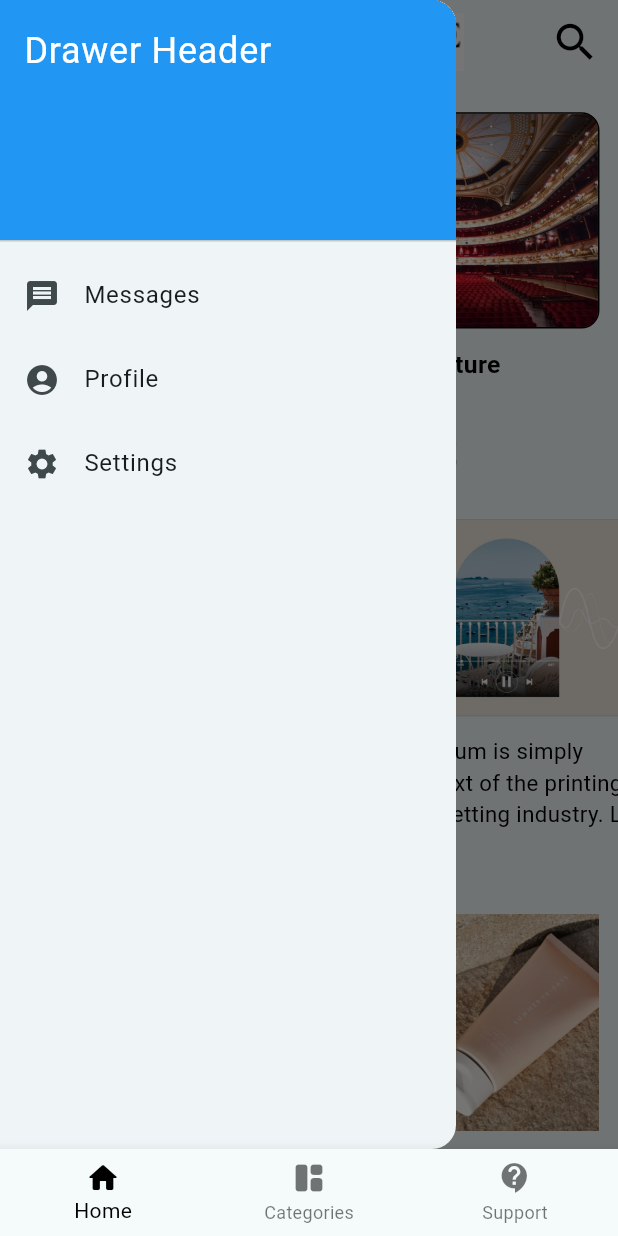
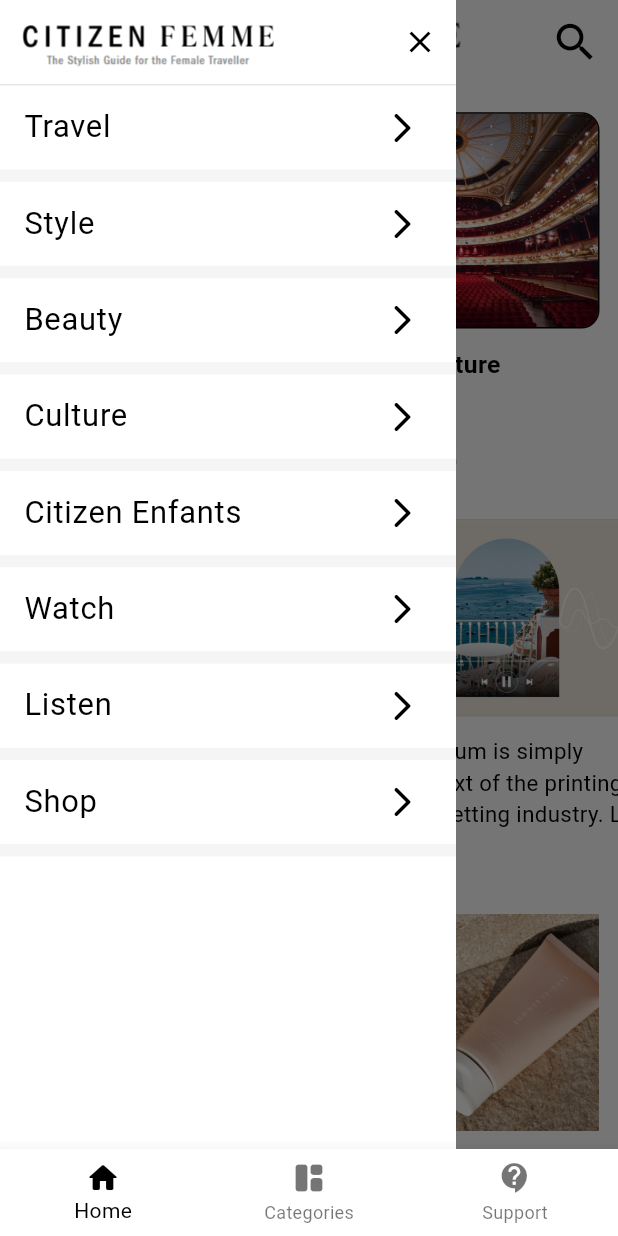
Before and after one commit to Ajy74/infozzle-task, a Flutter app: the screen it shows after launch, scrolled down 207 dp, after a tap on the "menu" icon, on a phone screen of 412 x 824 dp. Run offline on Flutter 3.47's test engine with Material 3 defaults, Android fonts, the phone set to English and light mode, and no system bars; our stand-ins replace go_router, google_fonts; Roboto replaces fonts that are missing (Domine).

Commit message:
bug resolved

```diff
--- a/lib/configs/components/drawer_widget.dart
+++ b/lib/configs/components/drawer_widget.dart
@@ -1,49 +1,91 @@
 import 'package:flutter/material.dart';
+import 'package:go_router/go_router.dart';
+import 'package:infozzle_task/configs/color/color.dart';
+
 
 class DrawerWidget extends StatelessWidget {
   const DrawerWidget({super.key});
 
   @override
   Widget build(BuildContext context) {
+    final double size = MediaQuery.of(context).size.width;
+    final double statusBarHeight = MediaQuery.of(context).padding.top;
+    const double appBarHeight = kToolbarHeight;
+
     return Drawer(
+      shape: const RoundedRectangleBorder(),
+      backgroundColor: AppColor.whiteColor,
+      surfaceTintColor: AppColor.whiteColor,
       child: ListView(
         padding: EdgeInsets.zero,
         children: <Widget>[
-            DrawerHeader(
-              decoration: BoxDecoration(
-                color: Colors.blue,
+
+          //~ top section
+          Container(
+            padding: EdgeInsets.only(top: statusBarHeight),
+            height: statusBarHeight + appBarHeight,
+            decoration: const BoxDecoration(
+              color: AppColor.whiteColor,
             ),
-              child: Text(
-                'Drawer Header',
-                style: TextStyle(
-                  color: Colors.white,
-                  fontSize: 24,
+            child: Row(
+              mainAxisAlignment: MainAxisAlignment.spaceBetween,
+              children: [
+                Padding(
+                  padding: const EdgeInsets.all(8.0),
+                  child: Image.asset(
+                    "assets/icons/logo.png",
+                    height: appBarHeight * 0.6,
                   ),
                 ),
-            ),
-            ListTile(
-              leading: Icon(Icons.message),
-              title: Text('Messages'),
-              onTap: () {
-                // Handle tap
-              },
-            ),
-            ListTile(
-              leading: Icon(Icons.account_circle),
-              title: Text('Profile'),
-              onTap: () {
-                // Handle tap
-              },
-            ),
-            ListTile(
-              leading: Icon(Icons.settings),
-              title: Text('Settings'),
-              onTap: () {
-                // Handle tap
+                IconButton(
+                  icon: const Icon(Icons.close, color: AppColor.blackColor),
+                  onPressed: () {
+                    context.pop();
                   },
                 ),
               ],
             ),
+          ),
+          Container(
+            height: 1,
+            color: AppColor.blackColor.withOpacity(.1),
+          ),
+
+          drawerListContainer("Travel",size),
+          drawerListContainer("Style",size),
+          drawerListContainer("Beauty",size),
+          drawerListContainer("Culture",size),
+          drawerListContainer("Citizen Enfants",size),
+          drawerListContainer("Watch",size),
+          drawerListContainer("Listen",size),
+          drawerListContainer("Shop",size),
+
+
+        ],
+      ),
+    );
+  }
+
+  drawerListContainer(String title,double size) {
+     return Column(
+      children: [
+        ListTile(
+          minVerticalPadding: 0,
+          trailing: const Icon(
+            Icons.arrow_forward_ios_rounded,
+            color: AppColor.blackColor,
+          ),
+          title: Text(
+            title,
+            style: TextStyle(color: AppColor.blackColor, fontSize: size * 0.05),
+          ),
+          onTap: () {},
+        ),
+        Container(
+          height: size*0.02,
+          color: AppColor.greyColor.withOpacity(.1),
+        ),
+      ],
      );
   }
 }
--- a/lib/main.dart
+++ b/lib/main.dart
@@ -25,6 +25,7 @@
         brightness: Brightness.light,
         appBarTheme: const AppBarTheme(
           foregroundColor: AppColor.blackColor,
+          backgroundColor: AppColor.whiteColor
           // systemOverlayStyle: SystemUiOverlayStyle(statusBarBrightness: Brightness.light),
         ),
       ),
--- a/lib/views/blogs/blog_screen.dart
+++ b/lib/views/blogs/blog_screen.dart
@@ -13,6 +13,7 @@
     final double size = MediaQuery.of(context).size.width;
 
     return Scaffold(
+      backgroundColor: AppColor.whiteColor,
       appBar: const PreferredSize(
         preferredSize: Size.fromHeight(kToolbarHeight),
         child: AppBarWidget(),
--- a/lib/views/blogs/blogs_screen.dart
+++ b/lib/views/blogs/blogs_screen.dart
@@ -12,6 +12,7 @@
     final double size = MediaQuery.of(context).size.width;
 
     return Scaffold(
+      backgroundColor: AppColor.whiteColor,
       appBar: AppBar(
         scrolledUnderElevation: 0,
         automaticallyImplyLeading: false,
--- a/lib/views/bottom/bottom_nav_screen.dart
+++ b/lib/views/bottom/bottom_nav_screen.dart
@@ -41,6 +41,7 @@
           });
         },
         selectedItemColor: AppColor.buttonColor,
+        backgroundColor: AppColor.whiteColor,
         items: const [
           BottomNavigationBarItem(
             icon: Icon(Icons.home_rounded),
--- a/lib/views/categories/category_screen.dart
+++ b/lib/views/categories/category_screen.dart
@@ -2,6 +2,7 @@
 import 'package:go_router/go_router.dart';
 import 'package:infozzle_task/configs/color/color.dart';
 import 'package:infozzle_task/configs/components/appbar_widget.dart';
+import 'package:infozzle_task/configs/components/drawer_widget.dart';
 import 'package:infozzle_task/configs/routes/route_name.dart';
 
 class CategoryScreen extends StatefulWidget {
@@ -26,10 +27,13 @@
     final double size = MediaQuery.of(context).size.width;
 
     return Scaffold(
+      backgroundColor: AppColor.whiteColor,
       appBar: const PreferredSize(
         preferredSize: Size.fromHeight(kToolbarHeight),
         child: AppBarWidget(),
       ),
+
+      drawer: const DrawerWidget(),
 
       body: Column(
         children: [
--- a/lib/views/home/home_screen.dart
+++ b/lib/views/home/home_screen.dart
@@ -13,6 +13,7 @@
     final size = MediaQuery.of(context).size.width;
 
     return Scaffold(
+      backgroundColor: AppColor.whiteColor,
       appBar: const PreferredSize(
         preferredSize: Size.fromHeight(kToolbarHeight),
         child: AppBarWidget(),
```
Lines whose indentation alone changed are shown as unchanged.
